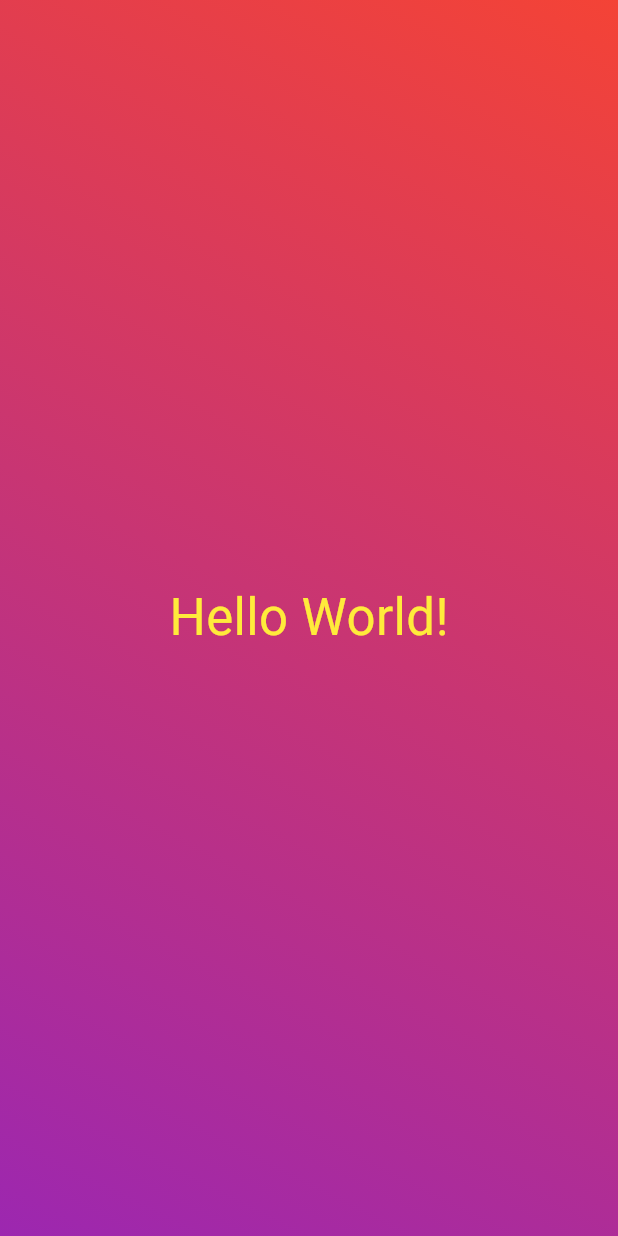
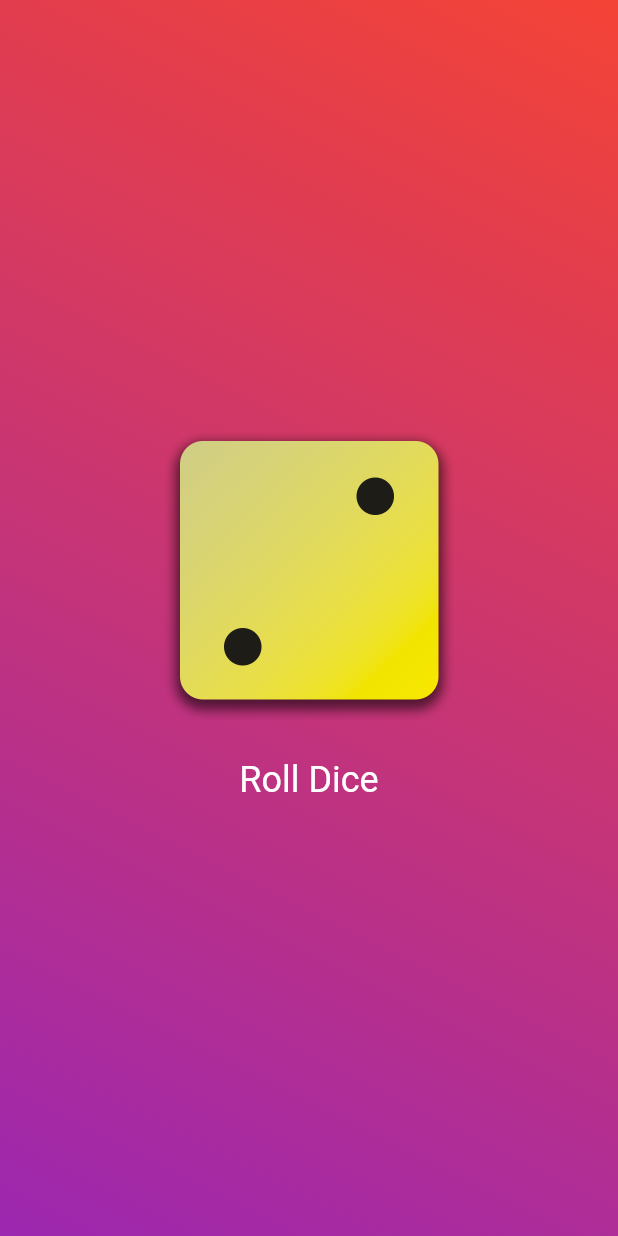
Before and after one commit to raphaelpinel/flutter-dice-roll-app, a Flutter app: the screen it shows after launch, on a phone screen of 412 x 824 dp. Run offline on Flutter 3.47's test engine with Material 3 defaults, Android fonts, the phone set to English and light mode, and no system bars.

Commit message:
Add dice roller

```diff
--- /dev/null
+++ b/lib/dice_roller.dart
@@ -0,0 +1,42 @@
+import 'dart:math';
+
+import 'package:flutter/material.dart';
+
+class DiceRoller extends StatefulWidget {
+  const DiceRoller({super.key});
+
+  @override
+  State<DiceRoller> createState() => _DiceRollerState();
+}
+
+class _DiceRollerState extends State<DiceRoller> {
+  var diceNumber = 2;
+
+  void rollDice() {
+    setState(() {
+      diceNumber = Random().nextInt(6) + 1;
+    });
+  }
+
+  @override
+  Widget build(BuildContext context) {
+    return Container(
+      width: 200,
+      child: Column(
+        mainAxisSize: MainAxisSize.min,
+        children: [
+          Image.asset('assets/images/dice-$diceNumber.png'),
+          const SizedBox(height: 16.0),
+          TextButton(
+            onPressed: rollDice,
+            style: TextButton.styleFrom(
+              foregroundColor: Colors.white,
+              textStyle: const TextStyle(fontSize: 24),
+            ),
+            child: Text('Roll Dice'),
+          ),
+        ],
+      ),
+    );
+  }
+}
--- a/lib/main.dart
+++ b/lib/main.dart
@@ -1,6 +1,6 @@
+import 'package:first_app/dice_roller.dart';
 import 'package:flutter/material.dart';
 import 'package:first_app/gradient_container.dart';
-import 'package:first_app/styled_text.dart';
 
 void main() {
   runApp(const MaterialApp(
@@ -12,9 +12,7 @@ void main() {
         ],
         startAlignment: Alignment.topRight,
         endAlignment: Alignment.bottomLeft,
-        child: StyledText(
-          'Hello World!',
-        ),
+        child: DiceRoller(),
       ),
     ),
   ));
```
Also changed, not shown: pubspec.yaml (+9 -7 lines), assets/images/dice-1.png (added), assets/images/dice-2.png (added), assets/images/dice-3.png (added), assets/images/dice-4.png (added), assets/images/dice-5.png (added), assets/images/dice-6.png (added).
